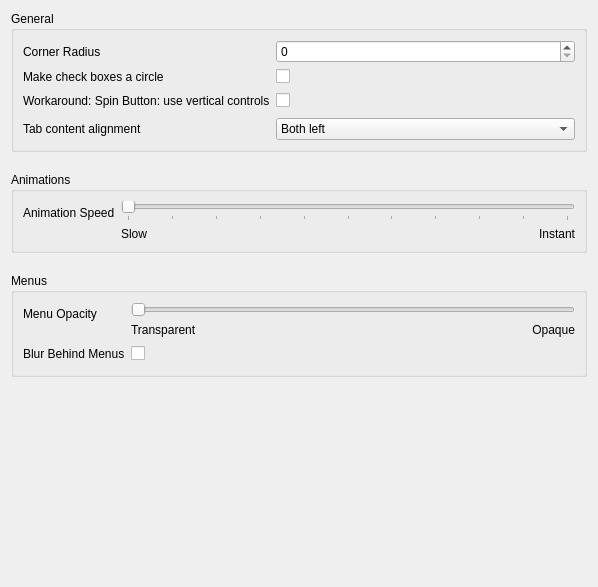
zalesyc/lilac, file src/settings/settings_app.ui: the form before one commit.
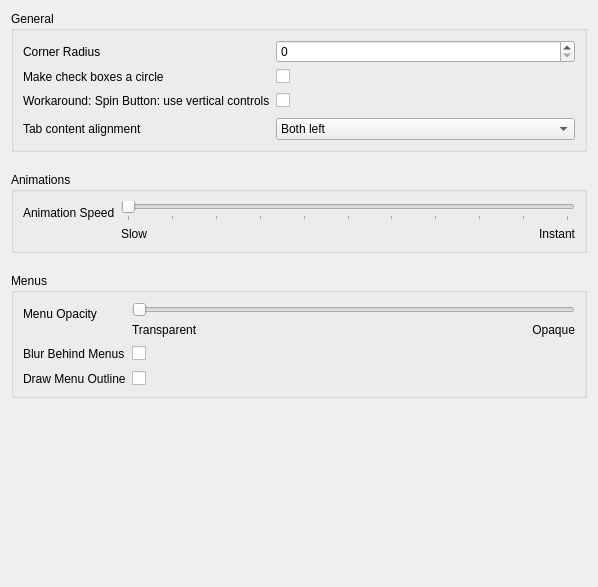
The form after the commit. Icons and pictures are not drawn.

Commit message:
Add an option to draw an outline around menus and fix a bug
New settings option: draw outline around menus
- default: off
- can be used to improve the menu contrast

Fixed a bug which cuased the line/separator color to not be correctly calculated

Patch:
```diff
--- a/src/settings/settings_app.ui
+++ b/src/settings/settings_app.ui
@@ -300,6 +300,20 @@
         </item>
        </layout>
       </item>
+      <item row="2" column="0">
+       <widget class="QLabel" name="menuOutlineLabel">
+        <property name="text">
+         <string>Draw Menu Outline</string>
+        </property>
+       </widget>
+      </item>
+      <item row="2" column="1">
+       <widget class="QCheckBox" name="menuOutlineCheck">
+        <property name="text">
+         <string/>
+        </property>
+       </widget>
+      </item>
      </layout>
     </widget>
    </item>
```
The commit also changes 8 other files.
